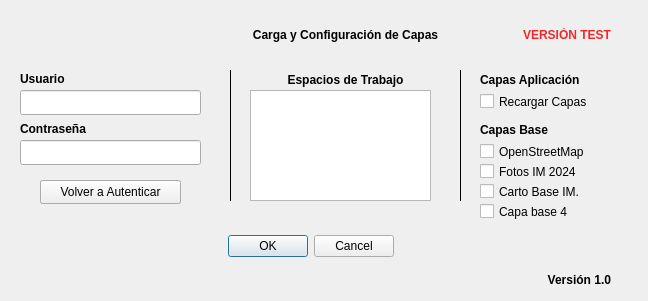
Before: the Qt Designer form code/frontend/im_layer_loader/IM_layer_loader_dialog_base.ui in yonsonsal/elre, drawn with Qt 5.
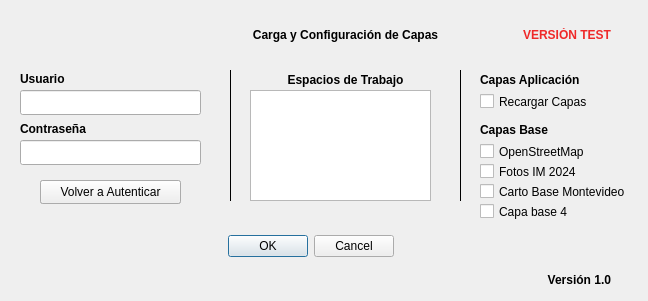
After: the same form once the commit is applied.

What changed in the file:
```diff
--- a/code/frontend/im_layer_loader/IM_layer_loader_dialog_base.ui
+++ b/code/frontend/im_layer_loader/IM_layer_loader_dialog_base.ui
@@ -168,7 +168,7 @@
     <enum>Qt::DefaultContextMenu</enum>
    </property>
    <property name="text">
-    <string>Carto Base IM.</string>
+    <string>Carto Base Montevideo</string>
    </property>
   </widget>
   <widget class="QCheckBox" name="cbox_capaBase4">
```
Left out of the diff: 2 changed lines with no effect on the pictures.
